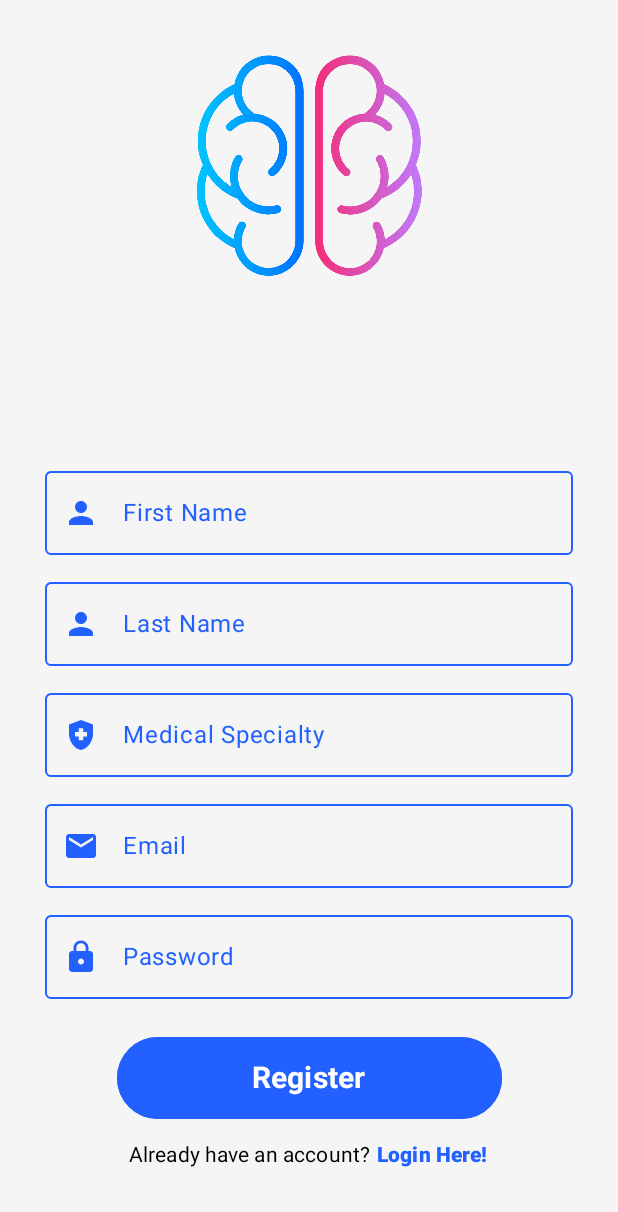
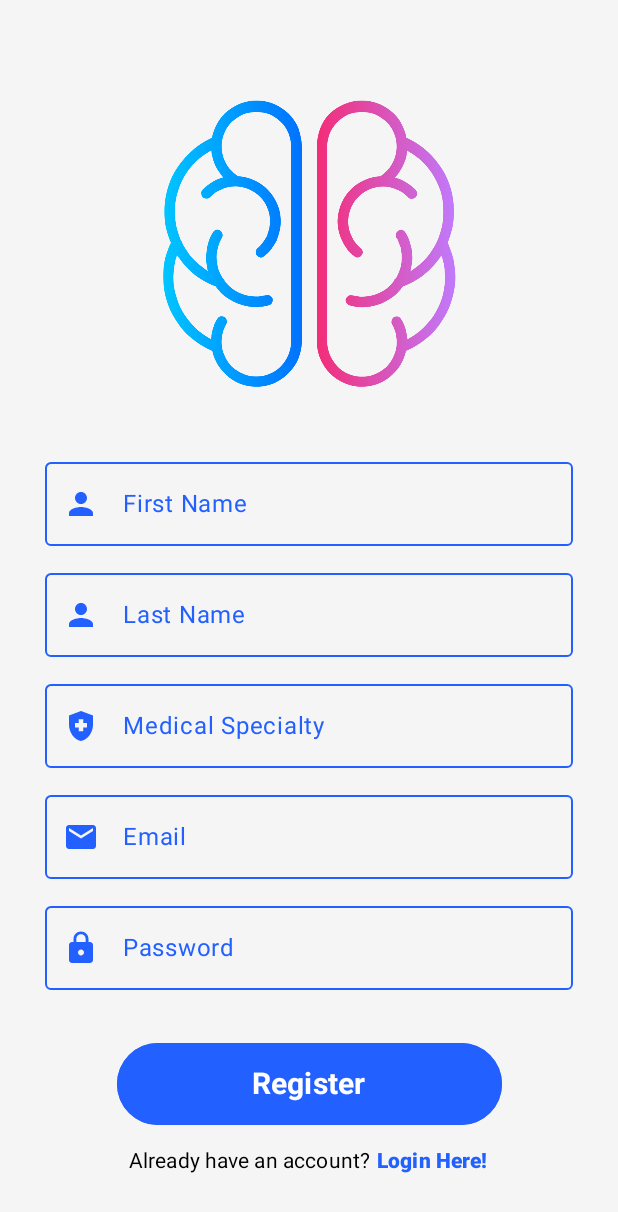
Before and after one commit to lbronn/Thrombolaize-Mobile-App, an Android app built with Jetpack Compose: the screen it shows after launch (Thrombolaize), after a tap on "Don't have an account?", on a phone screen of 412 x 824 dp. Shown: the top 1212 px of the screen. Run offline under Robolectric (Android 15) with nearby library versions, the phone set to English and light mode, and no system bars; our stand-ins replace Dagger/Hilt's generated code, Firebase (no records; nobody signed in at launch, a user with empty details on screens opened directly); 14 statements that could not run were skipped.

Commit message:
Made a major modification on the scroll effects of the entire application, specifically in composables with text fields. Their visibility is changed when the keyboard is opened, the composable is adjusted to be scrollable to make the text fields visible if they are behind the keyboard (when opened). Also removed the bottom navigation bar's visibilty when the user goes to the Edit Profile Screen (to increase the visibility of the entire screen and improve UI).

```diff
--- a/app/src/main/AndroidManifest.xml
+++ b/app/src/main/AndroidManifest.xml
@@ -20,7 +20,8 @@
             android:name=".main.maincomponent.Thrombolaize"
             android:exported="true"
             android:label="@string/app_name"
-            android:theme="@style/Theme.ThrombolaizeSplashScreen">
+            android:theme="@style/Theme.ThrombolaizeSplashScreen"
+            android:windowSoftInputMode="adjustResize">
             <intent-filter>
                 <action android:name="android.intent.action.MAIN" />
 
--- a/app/src/main/java/com/example/thrombolaize/main/helperclasses/BottomNavbarItems.kt
+++ b/app/src/main/java/com/example/thrombolaize/main/helperclasses/BottomNavbarItems.kt
@@ -25,7 +25,6 @@ fun bottomNBIconsRoutes(): List<String> {
         Screens.Messages.route,
         Screens.Hospitals.route,
         Screens.Profile.route,
-        Screens.EditProfile.route,
         Screens.Chats.route
     )
 }
--- a/app/src/main/java/com/example/thrombolaize/routes/MainNavHost.kt
+++ b/app/src/main/java/com/example/thrombolaize/routes/MainNavHost.kt
@@ -1,5 +1,7 @@
 package com.example.thrombolaize.routes
 
+import android.os.Build
+import androidx.annotation.RequiresApi
 import androidx.compose.runtime.Composable
 import androidx.compose.ui.Modifier
 import androidx.navigation.NavHostController
@@ -17,6 +19,7 @@ import com.example.thrombolaize.view.screens.Messages
 import com.example.thrombolaize.view.screens.Profile
 import com.example.thrombolaize.view.screens.EditProfile
 
+@RequiresApi(Build.VERSION_CODES.O)
 @Composable
 fun MainNavHost(navController: NavHostController, modifier: Modifier = Modifier) {
     NavHost(navController = navController, startDestination = Screens.Login.route, modifier = modifier) {
@@ -73,15 +76,9 @@ fun MainNavHost(navController: NavHostController, modifier: Modifier = Modifier)
         }
 
         composable("chats/{messageID}/{receiverID}/{receiverName}", arguments = listOf(
-            navArgument("messageID") {
-                type = NavType.StringType
-            },
-            navArgument("receiverID") {
-                type = NavType.StringType
-            },
-            navArgument("receiverName") {
-                type = NavType.StringType
-            }
+            navArgument("messageID") { type = NavType.StringType },
+            navArgument("receiverID") { type = NavType.StringType },
+            navArgument("receiverName") { type = NavType.StringType }
         )) {
             val messageID = it.arguments?.getString("messageID") ?: ""
             val receiverID = it.arguments?.getString("receiverID") ?: ""
--- a/app/src/main/java/com/example/thrombolaize/view/screens/Login.kt
+++ b/app/src/main/java/com/example/thrombolaize/view/screens/Login.kt
@@ -3,15 +3,19 @@ package com.example.thrombolaize.view.screens
 import android.widget.Toast
 import androidx.compose.foundation.BorderStroke
 import androidx.compose.foundation.Image
-import androidx.compose.foundation.layout.Arrangement
 import androidx.compose.foundation.layout.Box
 import androidx.compose.foundation.layout.Column
 import androidx.compose.foundation.layout.PaddingValues
+import androidx.compose.foundation.layout.Spacer
 import androidx.compose.foundation.layout.fillMaxSize
 import androidx.compose.foundation.layout.fillMaxWidth
+import androidx.compose.foundation.layout.height
+import androidx.compose.foundation.layout.offset
 import androidx.compose.foundation.layout.padding
+import androidx.compose.foundation.rememberScrollState
 import androidx.compose.foundation.text.KeyboardActions
 import androidx.compose.foundation.text.KeyboardOptions
+import androidx.compose.foundation.verticalScroll
 import androidx.compose.material.icons.Icons
 import androidx.compose.material.icons.filled.Email
 import androidx.compose.material.icons.filled.Lock
@@ -21,6 +25,7 @@ import androidx.compose.material3.Icon
 import androidx.compose.material3.OutlinedTextField
 import androidx.compose.material3.OutlinedTextFieldDefaults
 import androidx.compose.material3.Text
+import androidx.compose.material3.TextButton
 import androidx.compose.runtime.Composable
 import androidx.compose.runtime.getValue
 import androidx.compose.runtime.mutableStateOf
@@ -34,6 +39,7 @@ import androidx.compose.ui.platform.LocalSoftwareKeyboardController
 import androidx.compose.ui.res.painterResource
 import androidx.compose.ui.text.font.FontWeight
 import androidx.compose.ui.text.input.ImeAction
+import androidx.compose.ui.text.input.KeyboardType
 import androidx.compose.ui.text.input.PasswordVisualTransformation
 import androidx.compose.ui.text.input.VisualTransformation
 import androidx.compose.ui.unit.dp
@@ -49,43 +55,41 @@ import com.example.thrombolaize.ui.theme.fontFamily
 import com.example.thrombolaize.viewmodel.UserAuthenticationViewModel
 
 @Composable
-fun Login(loginSuccess: () -> Unit, userAuthenticateViewModel: UserAuthenticationViewModel = viewModel(), navController: NavController) {
+fun Login(loginSuccess: () -> Unit,
+    userAuthenticateViewModel: UserAuthenticationViewModel = viewModel(),
+    navController: NavController
+) {
     val context = LocalContext.current
     val hideKeyboard = LocalSoftwareKeyboardController.current
-    var email by remember {
-        mutableStateOf("")
-    }
-    var password by remember {
-        mutableStateOf("")
-    }
-    var passwordEntered by remember {
-        mutableStateOf(false)
-    }
+
+    var email by remember { mutableStateOf("") }
+    var password by remember { mutableStateOf("") }
+    var passwordEntered by remember { mutableStateOf(false) }
 
     Box(
-        contentAlignment = Alignment.TopCenter,
+        modifier = Modifier
+            .fillMaxSize()
+            .verticalScroll(rememberScrollState())
+    ) {
+        Image(
+            painter = painterResource(R.drawable.authentication_logo),
+            contentDescription = "login logo",
+            modifier = Modifier
+                .fillMaxWidth()
+                .padding(top = 55.dp)
+        )
+
+        Column(
             modifier = Modifier.fillMaxSize()
         ) {
-        Image(
-            painter = painterResource(id = R.drawable.authentication_logo),
-            contentDescription = "login image",
-            modifier = Modifier
-                .fillMaxWidth()
-                .padding(top = 50.dp)
+            Spacer(
+                modifier = Modifier.height(470.dp)
             )
-    }
 
-    Column(
-        horizontalAlignment = Alignment.CenterHorizontally,
-        verticalArrangement = Arrangement.Bottom,
-        modifier = Modifier.fillMaxSize()
-    ) {
             OutlinedTextField(
                 singleLine = true,
                 value = email,
-            onValueChange = {
-                email = it
-            },
+                onValueChange = { email = it },
                 label = {
                     Text(
                         fontFamily = fontFamily,
@@ -110,15 +114,18 @@ fun Login(loginSuccess: () -> Unit, userAuthenticateViewModel: UserAuthenticatio
                     focusedTextColor = Color.Black,
                     unfocusedTextColor = Color.Black
                 ),
-            keyboardOptions = KeyboardOptions.Default.copy(imeAction = ImeAction.Done),
+                modifier = Modifier
+                    .fillMaxWidth()
+                    .padding(start = 30.dp, end = 30.dp, bottom = 10.dp),
+                keyboardOptions = KeyboardOptions(
+                    keyboardType = KeyboardType.Email,
+                    imeAction = ImeAction.Done
+                ),
                 keyboardActions = KeyboardActions(
                     onDone = {
                         hideKeyboard?.hide()
                     }
-            ),
-            modifier = Modifier
-                .fillMaxWidth()
-                .padding(start = 30.dp, end = 30.dp, bottom = 10.dp)
+                )
             )
 
             OutlinedTextField(
@@ -137,7 +144,7 @@ fun Login(loginSuccess: () -> Unit, userAuthenticateViewModel: UserAuthenticatio
                 leadingIcon = {
                     Icon(
                         imageVector = Icons.Default.Lock,
-                    contentDescription = "password icon"
+                        contentDescription = "email icon"
                     )
                 },
                 colors = OutlinedTextFieldDefaults.colors(
@@ -152,25 +159,37 @@ fun Login(loginSuccess: () -> Unit, userAuthenticateViewModel: UserAuthenticatio
                     focusedTextColor = Color.Black,
                     unfocusedTextColor = Color.Black
                 ),
-            keyboardOptions = KeyboardOptions.Default.copy(imeAction = ImeAction.Done),
+                visualTransformation = if (passwordEntered) PasswordVisualTransformation() else VisualTransformation.None,
+                modifier = Modifier
+                    .fillMaxWidth()
+                    .padding(start = 30.dp, end = 30.dp),
+                keyboardOptions = KeyboardOptions(
+                    keyboardType = KeyboardType.Password,
+                    imeAction = ImeAction.Done
+                ),
                 keyboardActions = KeyboardActions(
                     onDone = {
                         hideKeyboard?.hide()
                     }
-            ),
+                )
+            )
+
+            Spacer(modifier = Modifier.height(5.dp))
+
+            Column(
                 modifier = Modifier
                     .fillMaxWidth()
-                .padding(start = 30.dp, end = 30.dp),
-            visualTransformation = if(!passwordEntered) VisualTransformation.None else PasswordVisualTransformation()
-        )
-
-        Button(
+                    .padding(horizontal = 30.dp),
+                horizontalAlignment = Alignment.CenterHorizontally
+            ) {
+                TextButton(
                     onClick = {
                         navController.navigate(Screens.ForgotPassword.route)
                     },
                     colors = ButtonDefaults.buttonColors(Color.Transparent),
                     modifier = Modifier
-                .padding(bottom = 30.dp, end = 10.dp)
+                        .padding(bottom = 20.dp)
+                        .offset(x = 9.dp)
                         .align(Alignment.End)
                 ) {
                     Text(
@@ -182,21 +201,22 @@ fun Login(loginSuccess: () -> Unit, userAuthenticateViewModel: UserAuthenticatio
                     )
                 }
 
+                Spacer(modifier = Modifier.height(5.dp))
+
                 Button(
                     onClick = {
-                userAuthenticateViewModel.loginUser(email, password) { success, errorMessage ->
+                        userAuthenticateViewModel.loginUser(email, password) { success, error ->
                             if (success) {
                                 loginSuccess()
                             } else {
-                        Toast.makeText(context, errorMessage ?: "Invalid Credentials!", Toast.LENGTH_SHORT).show()
+                                Toast.makeText(context, error ?: "Invalid Credentials!", Toast.LENGTH_SHORT).show()
                             }
                         }
                     },
                     colors = ButtonDefaults.buttonColors(FigmaBlue),
                     border = BorderStroke(3.dp, FigmaBlue),
                     contentPadding = PaddingValues(start = 90.dp, end = 90.dp, top = 15.dp, bottom = 15.dp),
-            modifier = Modifier
-                .padding(top = 8.dp)
+                    modifier = Modifier.padding(top = 8.dp)
                 ) {
                     Text(
                         fontFamily = fontFamily,
@@ -207,29 +227,28 @@ fun Login(loginSuccess: () -> Unit, userAuthenticateViewModel: UserAuthenticatio
                     )
                 }
 
-        Button(
+                TextButton(
                     onClick = {
                         navController.navigate(Screens.Register.route)
-            },
-            colors = ButtonDefaults.buttonColors(Color.Transparent),
-            modifier = Modifier
-                .padding(bottom = 30.dp)
+                    }
                 ) {
                     Text(
                         fontFamily = fontFamily,
+                        fontSize = 14.sp,
                         fontWeight = FontWeight.Normal,
-                fontSize = 14.sp,
                         text = "Don't have an account? ",
                         color = Color.Black
                     )
 
                     Text(
                         fontFamily = fontFamily,
+                        fontSize = 14.sp,
                         fontWeight = FontWeight.ExtraBold,
-                fontSize = 14.sp,
                         text = "Sign Up",
                         color = FigmaBlue
                     )
                 }
             }
         }
+    }
+}
--- a/app/src/main/java/com/example/thrombolaize/view/screens/Register.kt
+++ b/app/src/main/java/com/example/thrombolaize/view/screens/Register.kt
@@ -3,18 +3,19 @@ package com.example.thrombolaize.view.screens
 import android.widget.Toast
 import androidx.compose.foundation.BorderStroke
 import androidx.compose.foundation.Image
-import androidx.compose.foundation.layout.Arrangement
 import androidx.compose.foundation.layout.Box
 import androidx.compose.foundation.layout.Column
 import androidx.compose.foundation.layout.PaddingValues
-import androidx.compose.foundation.layout.Row
+import androidx.compose.foundation.layout.Spacer
 import androidx.compose.foundation.layout.fillMaxSize
 import androidx.compose.foundation.layout.fillMaxWidth
-import androidx.compose.foundation.layout.offset
+import androidx.compose.foundation.layout.height
 import androidx.compose.foundation.layout.padding
 import androidx.compose.foundation.layout.size
+import androidx.compose.foundation.rememberScrollState
 import androidx.compose.foundation.text.KeyboardActions
 import androidx.compose.foundation.text.KeyboardOptions
+import androidx.compose.foundation.verticalScroll
 import androidx.compose.material.icons.Icons
 import androidx.compose.material.icons.filled.Email
 import androidx.compose.material.icons.filled.Lock
@@ -25,6 +26,7 @@ import androidx.compose.material3.Icon
 import androidx.compose.material3.OutlinedTextField
 import androidx.compose.material3.OutlinedTextFieldDefaults
 import androidx.compose.material3.Text
+import androidx.compose.material3.TextButton
 import androidx.compose.runtime.Composable
 import androidx.compose.runtime.getValue
 import androidx.compose.runtime.mutableStateOf
@@ -38,6 +40,7 @@ import androidx.compose.ui.platform.LocalSoftwareKeyboardController
 import androidx.compose.ui.res.painterResource
 import androidx.compose.ui.text.font.FontWeight
 import androidx.compose.ui.text.input.ImeAction
+import androidx.compose.ui.text.input.KeyboardType
 import androidx.compose.ui.text.input.PasswordVisualTransformation
 import androidx.compose.ui.text.input.VisualTransformation
 import androidx.compose.ui.unit.dp
@@ -52,47 +55,43 @@ import com.example.thrombolaize.ui.theme.fontFamily
 import com.example.thrombolaize.viewmodel.UserAuthenticationViewModel
 
 @Composable
-fun Register(registerSuccess: () -> Unit, userAuthenticateViewModel: UserAuthenticationViewModel = viewModel(), navController: NavController) {
+fun Register(
+    registerSuccess: () -> Unit,
+    userAuthenticateViewModel: UserAuthenticationViewModel = viewModel(),
+    navController: NavController
+) {
     val context = LocalContext.current
     val hideKeyboard = LocalSoftwareKeyboardController.current
-    var firstName by remember {
-        mutableStateOf("")
-    }
-    var lastName by remember {
-        mutableStateOf("")
-    }
-    var specialty by remember {
-        mutableStateOf("")
-    }
-    var email by remember {
-        mutableStateOf("")
-    }
-    var password by remember {
-        mutableStateOf("")
-    }
-    var passwordEntered by remember {
-        mutableStateOf(false)
-    }
+
+    var firstName by remember { mutableStateOf("") }
+    var lastName by remember { mutableStateOf("") }
+    var specialty by remember { mutableStateOf("") }
+    var email by remember { mutableStateOf("") }
+    var password by remember { mutableStateOf("") }
+    var passwordEntered by remember { mutableStateOf(false) }
 
     Box(
         contentAlignment = Alignment.TopCenter,
-        modifier = Modifier.fillMaxSize()
+        modifier = Modifier
+            .fillMaxSize()
+            .verticalScroll(rememberScrollState())
     ) {
         Image(
             painter = painterResource(id = R.drawable.app_logo),
             contentDescription = "register image",
             modifier = Modifier
                 .fillMaxWidth()
-                .size(250.dp)
-                .offset(y = (-15).dp)
+                .size(350.dp)
+                .padding(bottom = 25.dp)
         )
-    }
 
         Column(
-        horizontalAlignment = Alignment.CenterHorizontally,
-        verticalArrangement = Arrangement.Bottom,
             modifier = Modifier.fillMaxSize()
         ) {
+            Spacer(
+                modifier = Modifier.height(300.dp)
+            )
+
             OutlinedTextField(
                 singleLine = true,
                 value = firstName,
@@ -121,15 +120,15 @@ fun Register(registerSuccess: () -> Unit, userAuthenticateViewModel: UserAuthent
                     focusedTextColor = Color.Black,
                     unfocusedTextColor = Color.Black
                 ),
+                modifier = Modifier
+                    .fillMaxWidth()
+                    .padding(start = 30.dp, end = 30.dp, bottom = 10.dp),
                 keyboardOptions = KeyboardOptions.Default.copy(imeAction = ImeAction.Done),
                 keyboardActions = KeyboardActions(
                     onDone = {
                         hideKeyboard?.hide()
                     }
-            ),
-            modifier = Modifier
-                .fillMaxWidth()
-                .padding(start = 30.dp, end = 30.dp, bottom = 10.dp)
+                )
             )
 
             OutlinedTextField(
@@ -160,15 +159,15 @@ fun Register(registerSuccess: () -> Unit, userAuthenticateViewModel: UserAuthent
                     focusedTextColor = Color.Black,
                     unfocusedTextColor = Color.Black
                 ),
+                modifier = Modifier
+                    .fillMaxWidth()
+                    .padding(start = 30.dp, end = 30.dp, bottom = 10.dp),
                 keyboardOptions = KeyboardOptions.Default.copy(imeAction = ImeAction.Done),
                 keyboardActions = KeyboardActions(
                     onDone = {
                         hideKeyboard?.hide()
                     }
-            ),
-            modifier = Modifier
-                .fillMaxWidth()
-                .padding(start = 30.dp, end = 30.dp, bottom = 10.dp)
+                )
             )
 
             OutlinedTextField(
@@ -199,15 +198,15 @@ fun Register(registerSuccess: () -> Unit, userAuthenticateViewModel: UserAuthent
                     focusedTextColor = Color.Black,
                     unfocusedTextColor = Color.Black
                 ),
+                modifier = Modifier
+                    .fillMaxWidth()
+                    .padding(start = 30.dp, end = 30.dp, bottom = 10.dp),
                 keyboardOptions = KeyboardOptions.Default.copy(imeAction = ImeAction.Done),
                 keyboardActions = KeyboardActions(
                     onDone = {
                         hideKeyboard?.hide()
                     }
-            ),
-            modifier = Modifier
-                .fillMaxWidth()
-                .padding(start = 30.dp, end = 30.dp, bottom = 10.dp)
+                )
             )
 
             OutlinedTextField(
@@ -238,15 +237,18 @@ fun Register(registerSuccess: () -> Unit, userAuthenticateViewModel: UserAuthent
                     focusedTextColor = Color.Black,
                     unfocusedTextColor = Color.Black
                 ),
-            keyboardOptions = KeyboardOptions.Default.copy(imeAction = ImeAction.Done),
+                modifier = Modifier
+                    .fillMaxWidth()
+                    .padding(start = 30.dp, end = 30.dp, bottom = 10.dp),
+                keyboardOptions = KeyboardOptions.Default.copy(
+                    keyboardType = KeyboardType.Email,
+                    imeAction = ImeAction.Done
+                ),
                 keyboardActions = KeyboardActions(
                     onDone = {
                         hideKeyboard?.hide()
                     }
-            ),
-            modifier = Modifier
-                .fillMaxWidth()
-                .padding(start = 30.dp, end = 30.dp, bottom = 10.dp)
+                )
             )
 
             OutlinedTextField(
@@ -280,26 +282,48 @@ fun Register(registerSuccess: () -> Unit, userAuthenticateViewModel: UserAuthent
                     focusedTextColor = Color.Black,
                     unfocusedTextColor = Color.Black
                 ),
-            keyboardOptions = KeyboardOptions.Default.copy(imeAction = ImeAction.Done),
+                visualTransformation = if (!passwordEntered) VisualTransformation.None else PasswordVisualTransformation(),
+                modifier = Modifier
+                    .fillMaxWidth()
+                    .padding(start = 30.dp, end = 30.dp, bottom = 10.dp),
+                keyboardOptions = KeyboardOptions.Default.copy(
+                    keyboardType = KeyboardType.Password,
+                    imeAction = ImeAction.Done
+                ),
                 keyboardActions = KeyboardActions(
                     onDone = {
                         hideKeyboard?.hide()
                     }
-            ),
-            visualTransformation = if (!passwordEntered) VisualTransformation.None else PasswordVisualTransformation(),
+                )
+            )
+
+            Spacer(modifier = Modifier.height(5.dp))
+
+            Column(
                 modifier = Modifier
                     .fillMaxWidth()
-                .padding(start = 30.dp, end = 30.dp, bottom = 10.dp)
-        )
-
+                    .padding(horizontal = 30.dp),
+                horizontalAlignment = Alignment.CenterHorizontally
+            ) {
                 Button(
                     onClick = {
-                userAuthenticateViewModel.registerUser(firstName, lastName, specialty, email, password) { success, errorMessage ->
+                        userAuthenticateViewModel.registerUser(
+                            firstName,
+                            lastName,
+                            specialty,
+                            email,
+                            password
+                        ) { success, errorMessage ->
                             if (success) {
-                        Toast.makeText(context, "Registration Successful!", Toast.LENGTH_SHORT).show()
+                                Toast.makeText(context, "Registration Successful!", Toast.LENGTH_SHORT)
+                                    .show()
                                 registerSuccess()
                             } else {
-                        Toast.makeText(context, errorMessage ?: "Registration Failed!", Toast.LENGTH_SHORT).show()
+                                Toast.makeText(
+                                    context,
+                                    errorMessage ?: "Registration Failed!",
+                                    Toast.LENGTH_SHORT
+                                ).show()
                             }
                         }
                     },
@@ -307,7 +331,7 @@ fun Register(registerSuccess: () -> Unit, userAuthenticateViewModel: UserAuthent
                     border = BorderStroke(3.dp, FigmaBlue),
                     contentPadding = PaddingValues(start = 90.dp, end = 90.dp, top = 15.dp, bottom = 15.dp),
                     modifier = Modifier
-                .padding(top = 15.dp)
+                        .padding(top = 20.dp)
                 ) {
                     Text(
                         fontFamily = fontFamily,
@@ -318,16 +342,10 @@ fun Register(registerSuccess: () -> Unit, userAuthenticateViewModel: UserAuthent
                     )
                 }
 
-        Button(
+                TextButton(
                     onClick = {
                         navController.navigate(Screens.Login.route)
-            },
-            colors = ButtonDefaults.buttonColors(Color.Transparent),
-            modifier = Modifier
-                .padding(bottom = 30.dp)
-        ) {
-            Row(
-                horizontalArrangement = Arrangement.SpaceEvenly
+                    }
                 ) {
                     Text(
                         fontFamily = fontFamily,
@@ -348,3 +366,4 @@ fun Register(registerSuccess: () -> Unit, userAuthenticateViewModel: UserAuthent
             }
         }
     }
+}
```
Also changed, not shown: app/src/main/java/com/example/thrombolaize/main/helperclasses/ChatsInMessages.kt (+5 -7 lines), app/src/main/java/com/example/thrombolaize/view/modals/AddUserDetails.kt (+34 -29 lines), app/src/main/java/com/example/thrombolaize/view/screens/ForgotPassword.kt (+29 -23 lines), 1 other file. Lines whose indentation alone changed are shown as unchanged.
